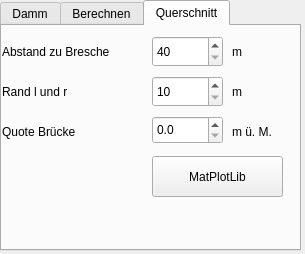
Qt form Flutwelle_dialog_base.ui (RetepRelleum/flutwelle) before a commit.
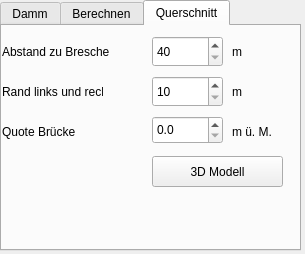
The same form after that commit. The open tabs and pages were chosen to show the change. Custom widgets are drawn as their Qt base class.

```diff
--- a/Flutwelle_dialog_base.ui
+++ b/Flutwelle_dialog_base.ui
@@ -642,11 +642,11 @@
        <x>150</x>
        <y>130</y>
        <width>131</width>
-       <height>41</height>
+       <height>31</height>
       </rect>
      </property>
      <property name="text">
-      <string>MatPlotLib</string>
+      <string>3D Modell</string>
      </property>
     </widget>
     <widget class="QSpinBox" name="lx">
@@ -691,7 +691,7 @@
       </rect>
      </property>
      <property name="text">
-      <string>Rand l und r</string>
+      <string>Rand links und rechts</string>
      </property>
     </widget>
     <widget class="QSpinBox" name="la">
```
Left out of the diff: 14 changed lines with no effect on the pictures.
